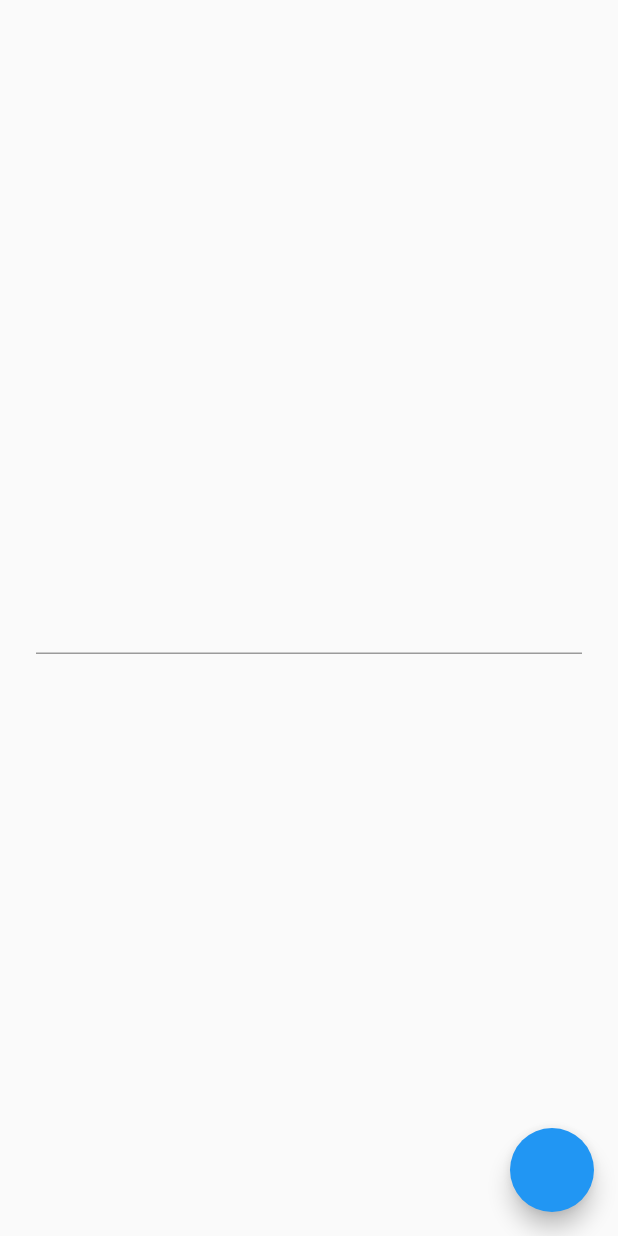
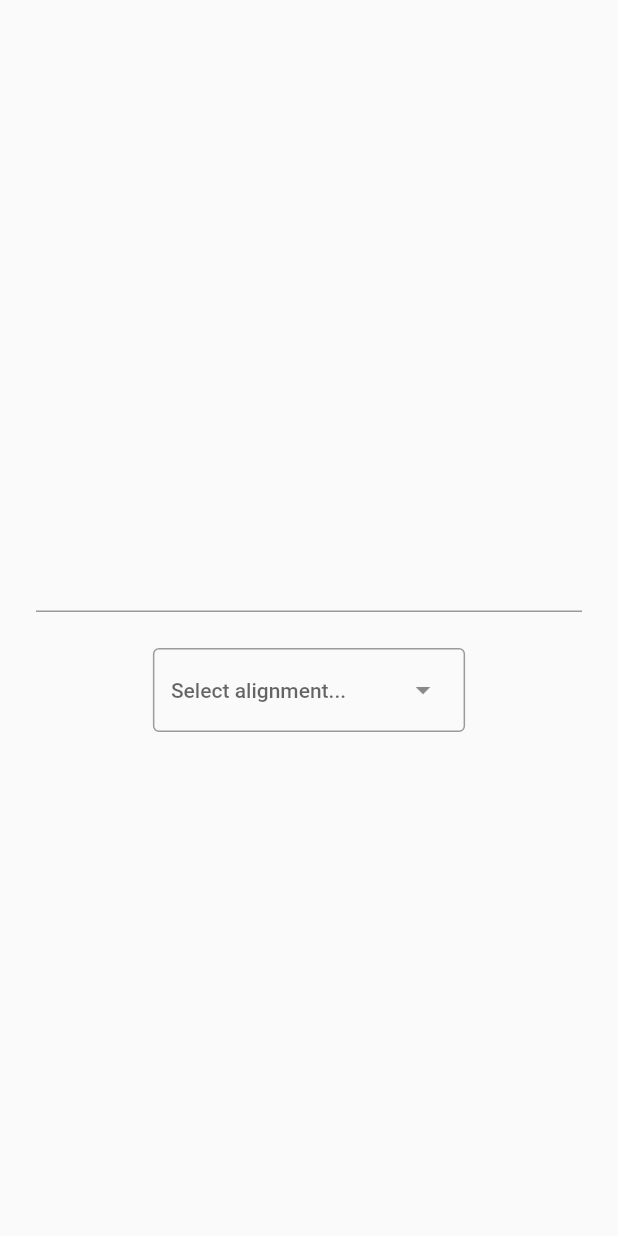
Before and after one commit to solid-software/languagetool_textfield, a Flutter app: the screen it shows after launch, on a phone screen of 412 x 824 dp. Run offline on Flutter 3.47's test engine with Material 2 defaults, Android fonts, the phone set to English and light mode, and no system bars; missing offline and left inert: language_tool, throttling.

Commit message:
added dropdown menu

```diff
--- a/example/lib/app.dart
+++ b/example/lib/app.dart
@@ -36,12 +36,6 @@ class _AppState extends State<App> {
   Widget build(BuildContext context) {
     return Material(
       child: Scaffold(
-        floatingActionButton: FloatingActionButton(
-          onPressed: () => setState(() {
-            currentAlignmentIndex += 1;
-            currentAlignmentIndex %= alignments.length;
-          }),
-        ),
         body: Column(
           mainAxisAlignment: alignments[currentAlignmentIndex],
           children: [
@@ -51,6 +45,17 @@ class _AppState extends State<App> {
               coloredController: _controller,
               mistakePopup: MistakePopup(popupRenderer: PopupOverlayRenderer()),
             ),
+            DropdownMenu(
+              hintText: "Select alignment...",
+              onSelected: (value) => setState(() {
+                currentAlignmentIndex = value ?? 0;
+              }),
+              dropdownMenuEntries: const [
+                DropdownMenuEntry(value: 0, label: "Center alignment"),
+                DropdownMenuEntry(value: 1, label: "Top alignment"),
+                DropdownMenuEntry(value: 2, label: "Bottom alignment"),
+              ],
+            )
           ],
         ),
       ),
```
